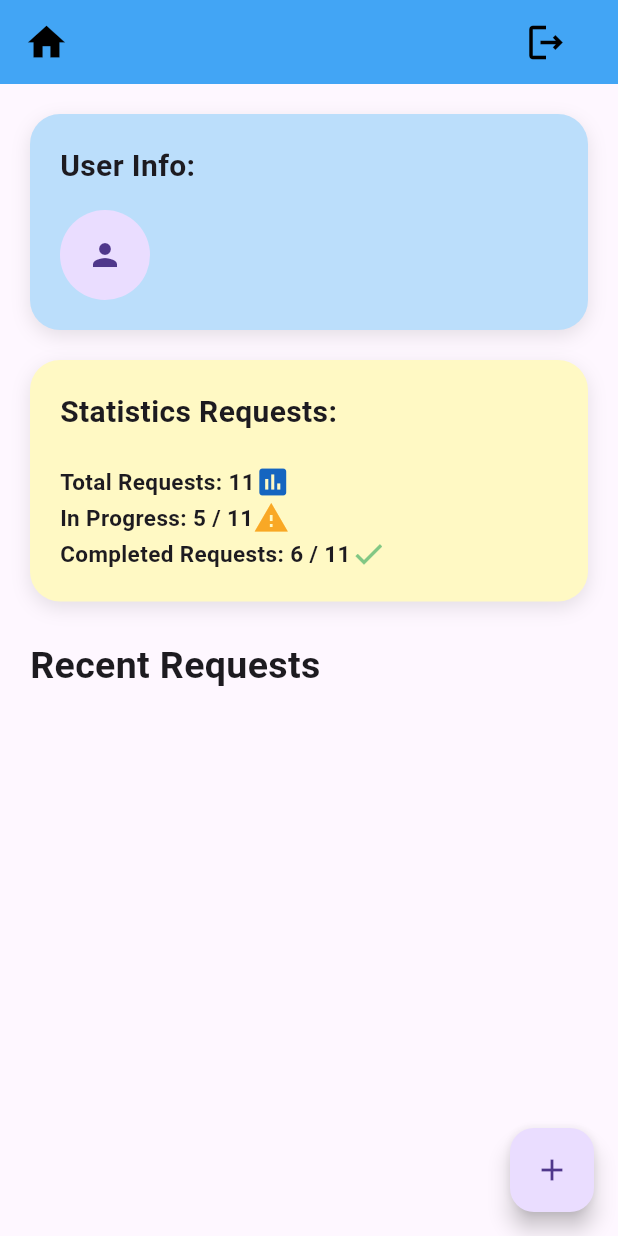
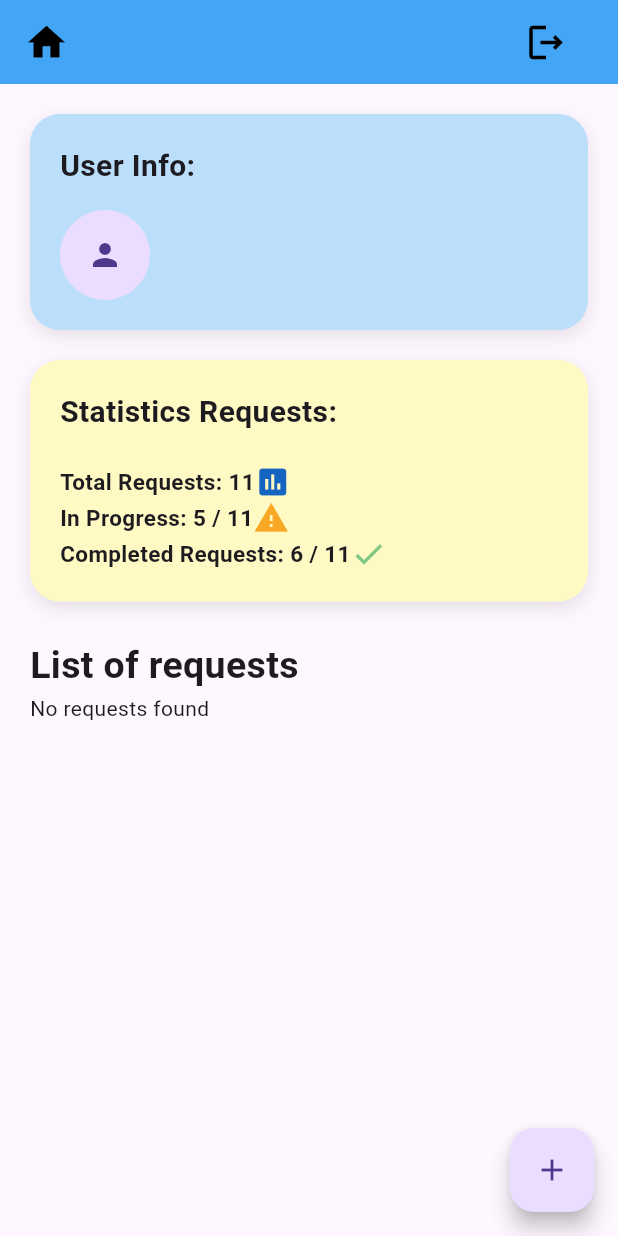
Before and after one commit to hoangchitrung/helpdesk-support-request-management, a Flutter app: the HomeScreen screen opened directly, on a phone screen of 412 x 824 dp. Run offline on Flutter 3.47's test engine with Material 3 defaults, Android fonts, the phone set to English and light mode, and no system bars; our stand-ins replace cloud_firestore, firebase_auth, firebase_core; accounts and stored records are empty; generated files the repository leaves out were written again.

Commit message:
[update] home screen now display requests

```diff
--- a/src/lib/screens/users/home_screen.dart
+++ b/src/lib/screens/users/home_screen.dart
@@ -1,6 +1,7 @@
 import 'package:cloud_firestore/cloud_firestore.dart';
 import 'package:firebase_auth/firebase_auth.dart';
 import 'package:flutter/material.dart';
+import 'package:src/models/requests.dart';
 import 'package:src/screens/auth/login_screen.dart';
 import 'package:src/screens/users/add_request_screen.dart';
 
@@ -37,11 +38,29 @@ class _HomeScreenState extends State<HomeScreen> {
     });
   }
 
+  Future<List<Requests>> _loadUserRequest() async {
+    // take current user uid
+    String userId = FirebaseAuth.instance.currentUser!.uid;
+    // Query firebase
+    QuerySnapshot snapshot = await FirebaseFirestore.instance
+        .collection('requests')
+        .where('userId', isEqualTo: userId)
+        .get();
+
+    // Convert mỗi document sang request object
+    List<Requests> requests = snapshot.docs.map((doc) {
+      return Requests.fromMap(doc.data() as Map<String, dynamic>, doc.id);
+    }).toList();
+
+    return requests;
+  }
+
   @override
   void initState() {
     // TODO: implement initState
     super.initState();
     _loadUserInfo();
+    _loadUserRequest();
   }
 
   @override
@@ -173,13 +192,42 @@ class _HomeScreenState extends State<HomeScreen> {
               ),
             ),
             SizedBox(height: 25),
-            Column(
-              children: [
-                Text(
-                  "Recent Requests",
-                  style: TextStyle(fontSize: 25, fontWeight: FontWeight.bold),
-                ),
-              ],
+            Text(
+              "List of requests",
+              style: TextStyle(fontSize: 25, fontWeight: FontWeight.bold),
+            ),
+            Expanded(
+              child: FutureBuilder(
+                future: _loadUserRequest(),
+                builder: (context, snapshot) {
+                  if (snapshot.connectionState == ConnectionState.waiting) {
+                    return CircularProgressIndicator();
+                  }
+
+                  if (snapshot.hasError) {
+                    return Text("Error");
+                  }
+
+                  if (!snapshot.hasData || snapshot.data!.isEmpty) {
+                    return Text('No requests found');
+                  }
+
+                  List<Requests> requests = snapshot.data!;
+                  return ListView.builder(
+                    itemCount: requests.length,
+                    itemBuilder: (context, index) {
+                      Requests request = requests[index];
+                      return Card(
+                        child: ListTile(
+                          title: Text(request.content),
+                          subtitle: Text("Priority: ${request.priority.name}"),
+                          trailing: Text("Status: ${request.status.name}"),
+                        ),
+                      );
+                    },
+                  );
+                },
+              ),
             ),
           ],
         ),
```
